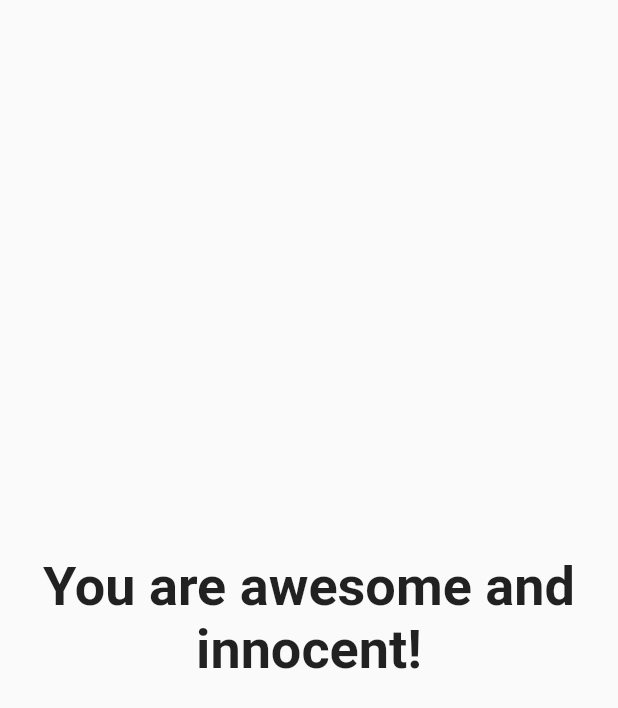
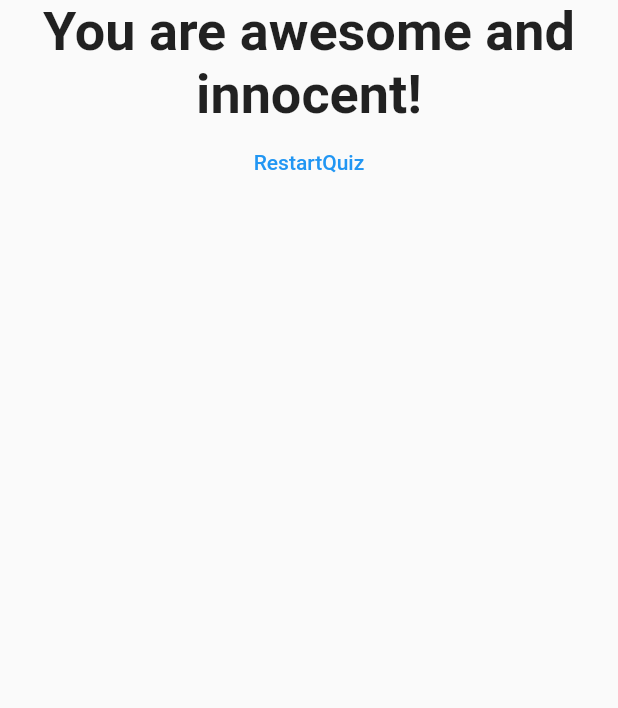
Before and after one commit to fede3mmanuel/-Flutter-Dart---The-Complete-Guide-2021-Edition---Section-2, a Flutter app: the Result widget shown alone on an empty page, opened directly with empty values, on a phone screen of 412 x 824 dp. Shown: the top 708 px of the screen. Run offline on Flutter 3.47's test engine with Material 2 defaults, Android fonts, the phone set to English and light mode, and no system bars; statements that could not run were skipped.

Commit message:
Resetting the quiz

```diff
--- a/lib/result.dart
+++ b/lib/result.dart
@@ -2,8 +2,9 @@
 
 class Result extends StatelessWidget {
   final int resultScore;
+  final VoidCallback resetHandler;
 
-  Result(this.resultScore);
+  Result(this.resultScore, this.resetHandler);
 
   String get resultPhrase {
     String resultText;
@@ -22,11 +23,19 @@
   @override
   Widget build(BuildContext context) {
     return Center(
-      child: Text(
-        resultPhrase,
-        style: TextStyle(fontSize: 36, fontWeight: FontWeight.bold),
-        textAlign: TextAlign.center,
-      ),
-    );
+        child: Column(
+      children: <Widget>[
+        Text(
+          resultPhrase,
+          style: TextStyle(fontSize: 36, fontWeight: FontWeight.bold),
+          textAlign: TextAlign.center,
+        ),
+        FlatButton(
+          onPressed: resetHandler,
+          child: Text('RestartQuiz'),
+          textColor: Colors.blue,
+        )
+      ],
+    ));
   }
 }
```
Also changed, not shown: lib/main.dart (+8 -1 lines).
